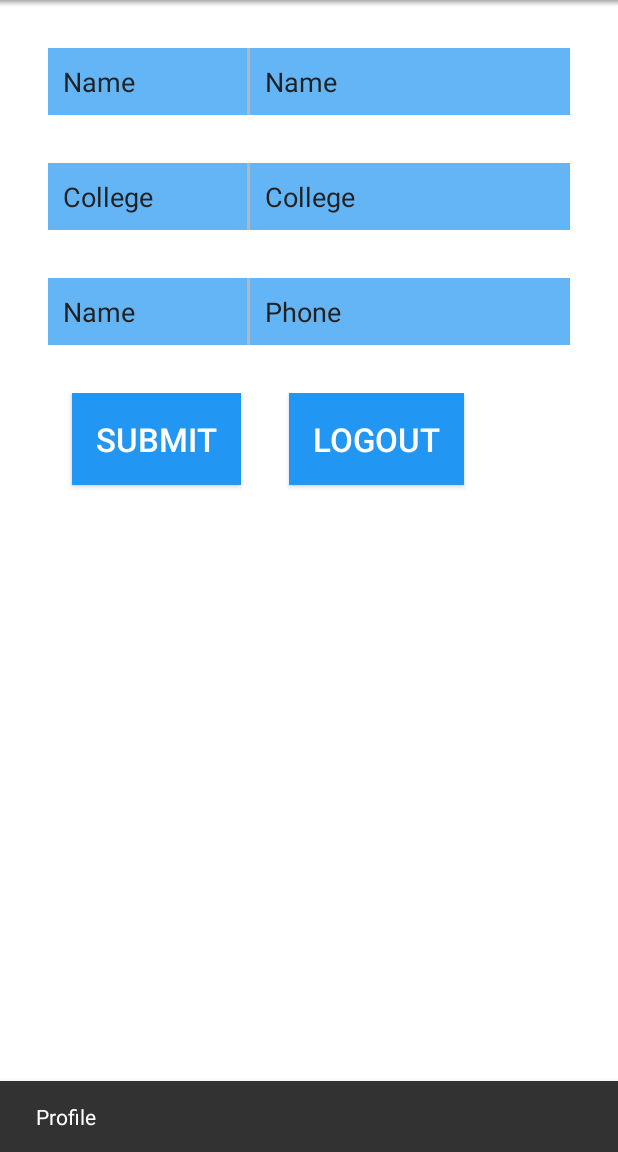
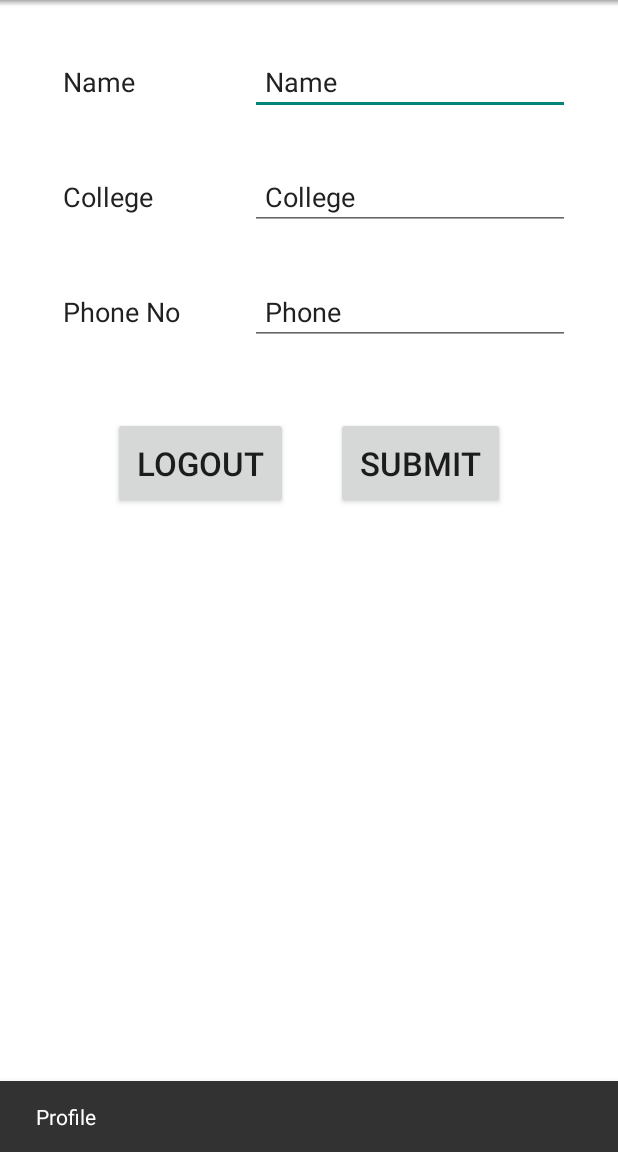
Before and after one commit to Soumya-13106/EsyaAndroidApp2015, an Android app: the MainActivity screen opened directly, with no data from a screen before it, in the side drawer, after a tap on "Profile", on a phone screen of 412 x 824 dp, the part 84-1236 px from its top. Run offline under Robolectric (Android 15) with nearby library versions, the phone set to English and light mode, and no system bars; 3 statements that could not run were skipped.

Commit message:
Some More UI Tweaks

```diff
--- a/app/src/main/java/com/iiitd/esya/app/DataHolder.java
+++ b/app/src/main/java/com/iiitd/esya/app/DataHolder.java
@@ -17,7 +17,7 @@ import java.util.HashMap;
  */
 public class DataHolder {
     private static final String LOG_TAG = DataHolder.class.getSimpleName();
-    public static final boolean COMPRESS_IMAGES_BEFORE_SAVING = false;
+    public static final boolean COMPRESS_IMAGES_BEFORE_SAVING = true;
 
     public static final String ELIGIBILITY_RESPONSE = "eligibilty";
     public static final String JUDGING_RESPONSE =  "judging";
--- a/app/src/main/java/com/iiitd/esya/app/EventActivityFragment.java
+++ b/app/src/main/java/com/iiitd/esya/app/EventActivityFragment.java
@@ -57,6 +57,7 @@ public class EventActivityFragment extends Fragment {
         super.onViewCreated(view, savedInstanceState);
         PagerSlidingTabStrip pagerSlidingTabStrip = (PagerSlidingTabStrip) view.
                 findViewById(R.id.materialviewpager_pagerTitleStrip);
+        pagerSlidingTabStrip.setUnderlineColor(getContrastColor(mProminentColor));
 
         if (pagerSlidingTabStrip!= null)
         {
--- a/app/src/main/res/layout/changeable_list_item_event.xml
+++ b/app/src/main/res/layout/changeable_list_item_event.xml
@@ -3,7 +3,9 @@
     xmlns:app="http://schemas.android.com/apk/res-auto"
     android:layout_width="match_parent"
     android:layout_height="wrap_content"
-    app:cardElevation="4dp"
+    app:cardElevation="8dp"
+    android:layout_marginLeft="12dp"
+    android:layout_marginRight="12dp"
     app:cardUseCompatPadding="true"
     >
     <RelativeLayout
@@ -13,9 +15,11 @@
         <ImageView
             android:layout_width="match_parent"
             android:layout_height="wrap_content"
+            android:adjustViewBounds="true"
             android:id="@+id/event_card_image"
+            android:layout_centerInParent="true"
             android:src="@drawable/logo"
-            android:scaleType="fitXY"/>
+            />
         <!--<View-->
             <!--android:layout_width="match_parent"-->
             <!--android:layout_height="match_parent"-->
--- a/app/src/main/res/layout/fragment_event.xml
+++ b/app/src/main/res/layout/fragment_event.xml
@@ -14,10 +14,10 @@
         app:viewpager_headerHeight="200dp"
         app:viewpager_headerAlpha="1.0"
         app:viewpager_hideLogoWithFade="false"
-        app:viewpager_hideToolbarAndTitle="true"
+        app:viewpager_hideToolbarAndTitle="false"
         app:viewpager_enableToolbarElevation="false"
-        app:viewpager_parallaxHeaderFactor="1.2"
-        app:viewpager_headerAdditionalHeight="8dp"
+        app:viewpager_parallaxHeaderFactor="1.5"
+        app:viewpager_headerAdditionalHeight="4dp"
         app:viewpager_displayToolbarWhenSwipe="true"
         app:viewpager_transparentToolbar="true"
         app:viewpager_animatedHeaderImage="false"
--- a/app/src/main/res/layout/fragment_event_list.xml
+++ b/app/src/main/res/layout/fragment_event_list.xml
@@ -12,9 +12,9 @@
         android:layout_height="wrap_content"
         android:layout_marginTop="?attr/actionBarSize"
         android:id="@+id/listview_event"
-        android:dividerHeight="16dp"
-        android:paddingLeft="16dp"
-        android:paddingRight="16dp"
+        android:dividerHeight="0dp"
+        android:paddingLeft="0dp"
+        android:paddingRight="0dp"
         android:paddingTop="0dp"
         android:paddingBottom="0dp"
         android:divider="@android:color/transparent"
--- a/app/src/main/res/layout/fragment_profile.xml
+++ b/app/src/main/res/layout/fragment_profile.xml
@@ -15,7 +15,6 @@
             android:layout_height="wrap_content"
             android:orientation="horizontal"
             android:layout_margin="16dp"
-            android:background="@color/colorPrimaryLight"
             >
 
             <TextView
@@ -29,10 +28,6 @@
                 android:padding="10dp"
                 android:layout_weight="1" />
 
-            <View
-                android:layout_width="2dp"
-                android:layout_height="match_parent"
-                android:background="@color/colorDivider" />
             <EditText
                 android:layout_width="wrap_content"
                 android:minWidth="@dimen/tab_min_width"
@@ -40,18 +35,12 @@
                 android:inputType="textPersonName"
                 android:ems="10"
                 android:id="@+id/profile_name"
-                android:editable="true"
                 android:enabled="true"
-                android:textIsSelectable="false"
                 android:textSize="@dimen/abc_text_size_medium_material"
-                android:includeFontPadding="true"
-                android:password="false"
-                android:phoneNumber="false"
                 android:textColor="@color/textColorPrimary"
                 android:autoText="true"
-                android:background="@color/colorPrimaryLight"
                 android:padding="10dp"
-                android:text="Test"/>
+                />
             <requestFocus/>
         </LinearLayout>
 
@@ -60,7 +49,6 @@
             android:layout_height="wrap_content"
             android:orientation="horizontal"
             android:layout_margin="16dp"
-            android:background="@color/colorPrimaryLight"
             >
 
             <TextView
@@ -74,27 +62,17 @@
                 android:padding="10dp"
                 android:layout_weight="1" />
 
-            <View
-                android:layout_width="2dp"
-                android:layout_height="match_parent"
-                android:background="@color/colorDivider" />
             <EditText
                 android:layout_width="wrap_content"
                 android:minWidth="@dimen/tab_min_width"
                 android:layout_height="wrap_content"
-                android:inputType="textPersonName"
+                android:inputType="text"
                 android:ems="10"
                 android:id="@+id/profile_college"
-                android:editable="true"
                 android:enabled="true"
-                android:textIsSelectable="false"
                 android:textSize="@dimen/abc_text_size_medium_material"
-                android:includeFontPadding="true"
-                android:password="false"
-                android:phoneNumber="false"
                 android:textColor="@color/textColorPrimary"
                 android:autoText="true"
-                android:background="@color/colorPrimaryLight"
                 android:padding="10dp"
             />
         </LinearLayout>
@@ -104,7 +82,6 @@
             android:layout_height="wrap_content"
             android:orientation="horizontal"
             android:layout_margin="16dp"
-            android:background="@color/colorPrimaryLight"
             >
 
             <TextView
@@ -113,15 +90,10 @@
                 android:layout_height="wrap_content"
                 android:textColor="@color/textColorPrimary"
                 android:textSize="@dimen/abc_text_size_medium_material"
-                android:text="Name"
-                android:includeFontPadding="true"
+                android:text="Phone No"
                 android:padding="10dp"
                 android:layout_weight="1" />
 
-            <View
-                android:layout_width="2dp"
-                android:layout_height="match_parent"
-                android:background="@color/colorDivider" />
             <EditText
                 android:layout_width="wrap_content"
                 android:minWidth="@dimen/tab_min_width"
@@ -129,18 +101,9 @@
                 android:inputType="phone"
                 android:ems="10"
                 android:id="@+id/profile_phone"
-                android:editable="true"
-                android:enabled="true"
-                android:textIsSelectable="false"
                 android:textSize="@dimen/abc_text_size_medium_material"
-                android:includeFontPadding="true"
-                android:password="false"
-                android:phoneNumber="false"
                 android:textColor="@color/textColorPrimary"
-                android:autoText="true"
-                android:background="@color/colorPrimaryLight"
                 android:padding="10dp"
-                android:text="Test"
             />
         </LinearLayout>
 
@@ -148,44 +111,28 @@
         <LinearLayout
             android:orientation="horizontal"
             android:layout_width="match_parent"
-            android:layout_height="match_parent"
-            android:layout_gravity="left|top"
-            android:backgroundTint="@color/colorAccent"
+            android:layout_height="wrap_content"
+            android:layout_margin="16dp"
+            android:gravity="center">
 
-            android:layout_margin="16dp">
+            <Button
+                android:layout_width="wrap_content"
+                android:layout_height="wrap_content"
+                android:text="LogOut"
+                android:id="@+id/profile_logout"
+                android:textSize="@dimen/abc_text_size_large_material"
+                android:layout_margin="16dp"
+                android:padding="16dp" />
 
             <Button
                 android:layout_width="wrap_content"
                 android:layout_height="wrap_content"
                 android:text="Submit"
-                android:clickable="true"
                 android:id="@+id/profile_submit"
                 android:textSize="@dimen/abc_text_size_large_material"
-                android:paddingTop="16dp"
-                android:paddingBottom="16dp"
-                android:textColor="@color/textColor"
-                android:includeFontPadding="true"
-                android:background="@color/colorPrimary"
-                android:layout_marginLeft="16dp"
-                android:layout_marginRight="16dp"
-                android:padding="16dp" />
-
-            <Button
-                android:layout_width="wrap_content"
-                android:layout_height="wrap_content"
-                android:text="LogOut"
-                android:clickable="true"
-                android:id="@+id/profile_logout"
-                android:textSize="@dimen/abc_text_size_large_material"
-                android:paddingTop="16dp"
-                android:paddingBottom="16dp"
-                android:includeFontPadding="true"
-                android:textColor="@color/textColor"
-                android:layout_gravity="center_horizontal"
-                android:background="@color/colorPrimary"
-                android:layout_marginLeft="16dp"
-                android:layout_marginRight="16dp"
-                android:padding="16dp" />
+                android:layout_margin="16dp"
+                android:padding="16dp"
+                />
         </LinearLayout>
     </LinearLayout>
 </FrameLayout>
--- a/app/src/main/res/layout/list_item_card_big.xml
+++ b/app/src/main/res/layout/list_item_card_big.xml
@@ -9,12 +9,13 @@
         android:layout_width="match_parent"
         android:layout_height="wrap_content"
         app:cardCornerRadius="2dp"
-        app:cardElevation="0dp"
+        app:cardElevation="8dp"
         android:layout_marginBottom="@dimen/cardMarginVertical"
         android:layout_marginLeft="@dimen/cardMarginHorizontal"
         android:layout_marginRight="@dimen/cardMarginHorizontal"
         android:layout_marginTop="@dimen/cardMarginVertical"
         app:cardPreventCornerOverlap="false"
+        app:cardUseCompatPadding="true"
         app:contentPadding="2dp">
         <LinearLayout
             android:layout_width="match_parent"
--- a/app/src/main/res/values-v22/styles.xml
+++ b/app/src/main/res/values-v22/styles.xml
@@ -1,7 +1,7 @@
 <resources>
 
 <!-- Base application theme. -->
-<style name="AppTheme" parent="Theme.AppCompat.NoActionBar">
+<style name="AppTheme" parent="Theme.AppCompat.Light.NoActionBar">
     <item name="android:colorPrimary">@color/colorPrimary</item>
     <item name="android:colorPrimaryDark">@color/colorPrimaryDark</item>
     <item name="android:colorAccent">@color/colorAccent</item>
```
Also changed, not shown: 6 other files.
